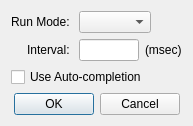
Before: the Qt Designer form omodsim/dialogs/dialogscriptsettings.ui in sanny32/OpenModSim, drawn with Qt 5.
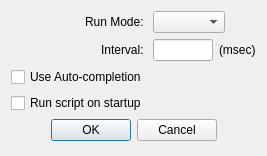
After: the same form once the commit is applied. Custom widgets are drawn as their Qt base class.

The edit to the form file:
```diff
--- a/omodsim/dialogs/dialogscriptsettings.ui
+++ b/omodsim/dialogs/dialogscriptsettings.ui
@@ -6,8 +6,8 @@
    <rect>
     <x>0</x>
     <y>0</y>
-    <width>189</width>
-    <height>126</height>
+    <width>261</width>
+    <height>156</height>
    </rect>
   </property>
   <property name="windowTitle">
@@ -75,7 +75,7 @@
      </property>
     </widget>
    </item>
-   <item row="3" column="0" colspan="2">
+   <item row="4" column="0" colspan="2">
     <widget class="QDialogButtonBox" name="buttonBox">
      <property name="orientation">
       <enum>Qt::Horizontal</enum>
@@ -88,6 +88,13 @@
      </property>
     </widget>
    </item>
+   <item row="3" column="0">
+    <widget class="QCheckBox" name="checkBoxRunOnStartup">
+     <property name="text">
+      <string>Run script on startup</string>
+     </property>
+    </widget>
+   </item>
   </layout>
  </widget>
  <customwidgets>
```
Left out of the diff: 6 changed lines with no effect on the pictures.
